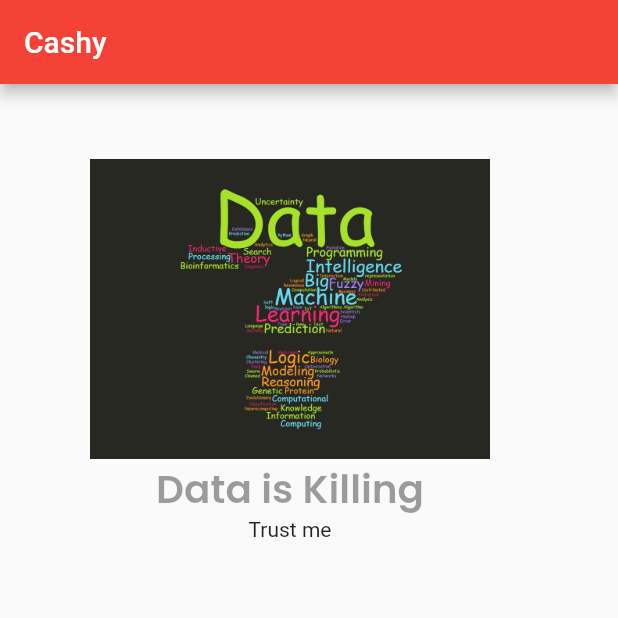
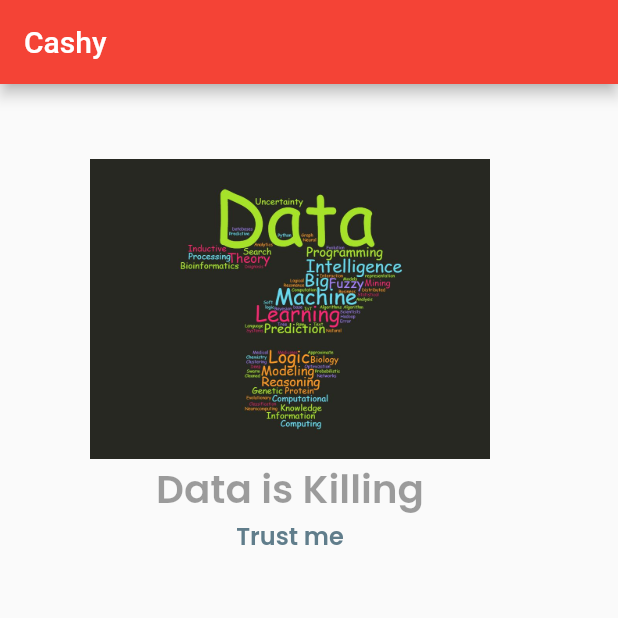
Before and after one commit to aprxty3/ReLearn, a Flutter app: the screen it shows after launch, on a phone screen of 412 x 824 dp, the top half of it. Run offline on Flutter 3.47's test engine with Material 2 defaults, Android fonts, the light colour scheme and no system bars.

Commit message:
implement textstyle

```diff
--- a/lib/fontstyle.dart
+++ b/lib/fontstyle.dart
@@ -5,3 +5,9 @@ TextStyle mainHeader = const TextStyle(
   color: Colors.black38,
   fontFamily: 'Poppins',
 );
+
+TextStyle subHeader = const TextStyle(
+  fontSize: 16,
+  color: Colors.blueGrey,
+  fontFamily: 'Poppins',
+);
--- a/lib/main.dart
+++ b/lib/main.dart
@@ -47,7 +47,10 @@ class MyApp extends StatelessWidget {
                       "Data is Killing",
                       style: mainHeader,
                     ),
-                    const Text("Trust me")
+                    Text(
+                      "Trust me",
+                      style: subHeader,
+                    )
                   ],
                 )),
           )),
```
